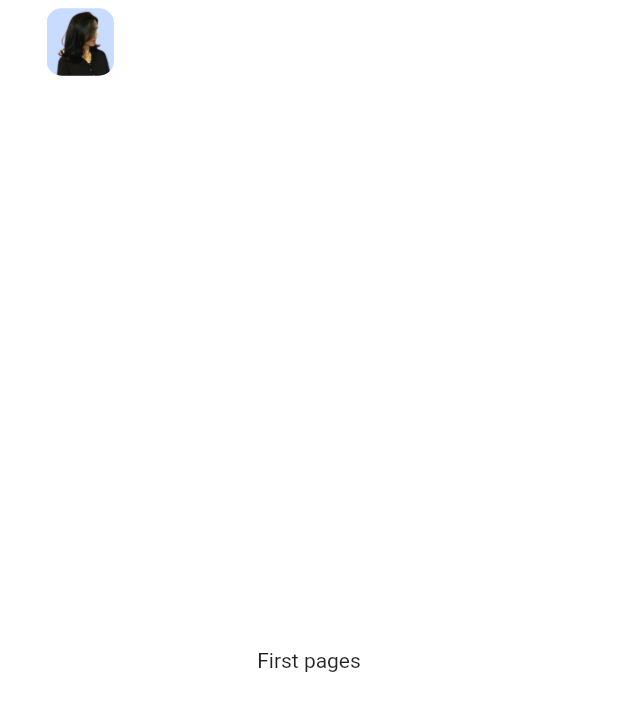
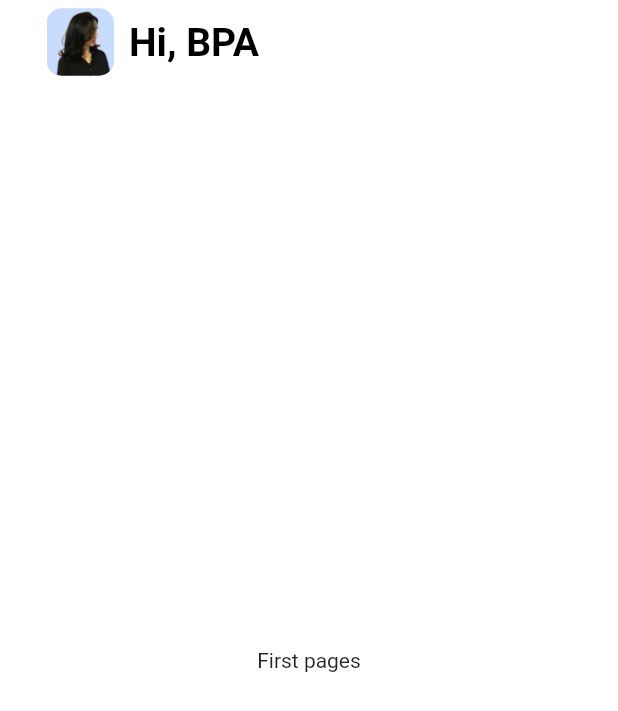
Before and after one commit to beshprakash11/task_app, a Flutter app: the screen it shows after launch, on a phone screen of 412 x 824 dp. Shown: the top 711 px of the screen. Run offline on Flutter 3.47's test engine with Material 2 defaults, Android fonts, the phone set to English and light mode, and no system bars.

Commit message:
Home pages updated

```diff
--- a/lib/screens/home/home.dart
+++ b/lib/screens/home/home.dart
@@ -22,6 +22,14 @@ class HomePage extends StatelessWidget {
               ),
             ),
             SizedBox(width: 10,),
+            Text(
+              'Hi, BPA',
+              style: TextStyle(
+                color: Colors.black,
+                fontSize: 26,
+                fontWeight: FontWeight.bold
+              ),
+            ),
           ],
         ),
       ),
```
